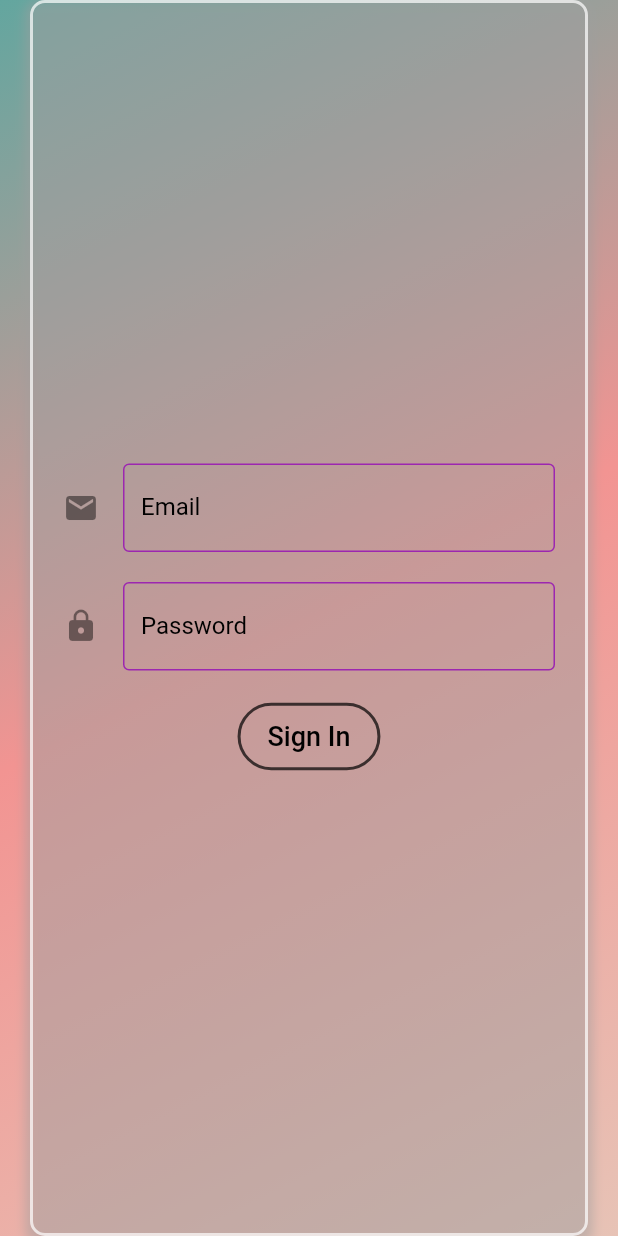
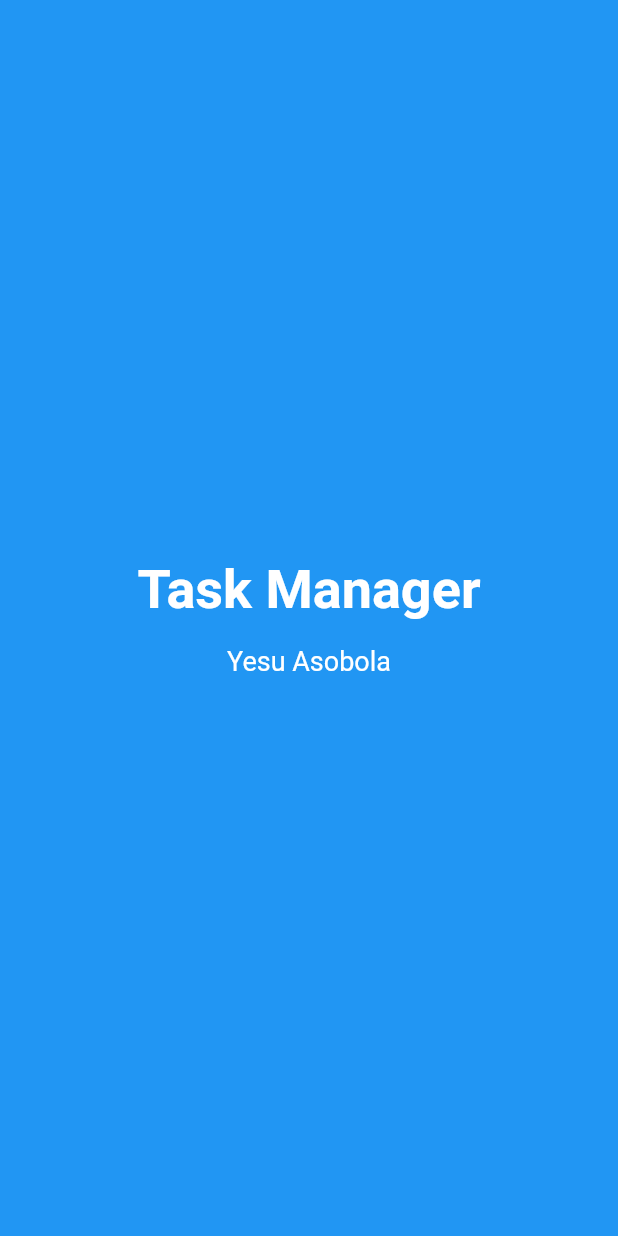
Before and after one commit to WarrenMu/task, a Flutter app: the screen it shows after launch, on a phone screen of 412 x 824 dp. Run offline on Flutter 3.47's test engine with Material 2 defaults, Android fonts, the phone set to English and light mode, and no system bars; our stand-ins replace cloud_firestore, firebase_auth, firebase_core, flutter_phoenix; accounts and stored records are empty.

Commit message:
Home, addnote and splash screens workinf on the screens

```diff
--- a/lib/main.dart
+++ b/lib/main.dart
@@ -1,34 +1,23 @@
 import 'package:flutter/material.dart';
-import 'package:firebase_core/firebase_core.dart';
-import 'package:task/firebase_options.dart';
-import 'package:task/screens/add_note.dart';
+import 'package:flutter_phoenix/flutter_phoenix.dart';
 import 'package:task/screens/home.dart';
 import 'package:task/screens/signIn.dart';
+import 'package:task/screens/splash.dart';
 
-void main() async {
-  WidgetsFlutterBinding.ensureInitialized();
-  await Firebase.initializeApp(
-    options: DefaultFirebaseOptions.currentPlatform,
-  );
-
-  runApp(const MyApp());
-}
+void main() => runApp(Phoenix(child: MyApp()));
 
 class MyApp extends StatelessWidget {
-  const MyApp({super.key});
-
   @override
   Widget build(BuildContext context) {
     return MaterialApp(
-      title: 'Note Taking App',
+      title: 'Task Manager',
       theme: ThemeData(
-        primarySwatch: Colors.blue,
+        primarySwatch: Colors.teal,
       ),
-      initialRoute: '/signIn',
+      home: SplashScreen(), // Use SplashScreen as the initial screen
       routes: {
         '/signIn': (context) => SignInScreen(),
         '/home': (context) => HomeScreen(),
-        '/addNote': (context) => AddNoteScreen(),
       },
     );
   }
--- /dev/null
+++ b/lib/screens/splash.dart
@@ -0,0 +1,89 @@
+import 'package:flutter/material.dart';
+
+class SplashScreen extends StatefulWidget {
+  @override
+  _SplashScreenState createState() => _SplashScreenState();
+}
+
+class _SplashScreenState extends State<SplashScreen>
+    with SingleTickerProviderStateMixin {
+  late AnimationController _controller;
+  late Animation<double> _scaleAnimation;
+  late Animation<double> _opacityAnimation;
+
+  @override
+  void initState() {
+    super.initState();
+
+    _controller = AnimationController(
+      vsync: this,
+      duration: Duration(milliseconds: 1500),
+    );
+
+    _scaleAnimation = Tween<double>(
+      begin: 0.0,
+      end: 1.0,
+    ).animate(_controller);
+
+    _opacityAnimation = Tween<double>(
+      begin: 0.0,
+      end: 1.0,
+    ).animate(_controller);
+
+    _controller.forward();
+  }
+
+  @override
+  Widget build(BuildContext context) {
+    return Scaffold(
+      backgroundColor: Colors.blue, // Background color for the splash screen
+      body: Center(
+        child: Column(
+          mainAxisAlignment: MainAxisAlignment.center,
+          children: <Widget>[
+            AnimatedBuilder(
+              animation: _controller,
+              builder: (context, child) {
+                return Transform.scale(
+                  scale: _scaleAnimation.value,
+                  child: child,
+                );
+              },
+              child: Text(
+                'Task Manager',
+                style: TextStyle(
+                  fontSize: 36.0,
+                  color: Colors.white,
+                  fontWeight: FontWeight.bold,
+                ),
+              ),
+            ),
+            SizedBox(height: 16.0),
+            AnimatedBuilder(
+              animation: _controller,
+              builder: (context, child) {
+                return Opacity(
+                  opacity: _opacityAnimation.value,
+                  child: child,
+                );
+              },
+              child: Text(
+                'Yesu Asobola',
+                style: TextStyle(
+                  fontSize: 18.0,
+                  color: Colors.white,
+                ),
+              ),
+            ),
+          ],
+        ),
+      ),
+    );
+  }
+
+  @override
+  void dispose() {
+    _controller.dispose();
+    super.dispose();
+  }
+}
--- a/pubspec.yaml
+++ b/pubspec.yaml
@@ -39,6 +39,9 @@ dependencies:
   firebase_core: ^2.16.0
   cloud_firestore: ^4.9.2
   provider: ^6.0.5
+  flutter_phoenix: ^1.1.1
+  flutter_spinkit: ^5.2.0
+  animations: ^2.0.8
 
 dev_dependencies:
   flutter_test:
```
Also changed, not shown: lib/screens/add_note.dart (+34 -4 lines), lib/screens/home.dart (+123 -5 lines), pubspec.lock.
